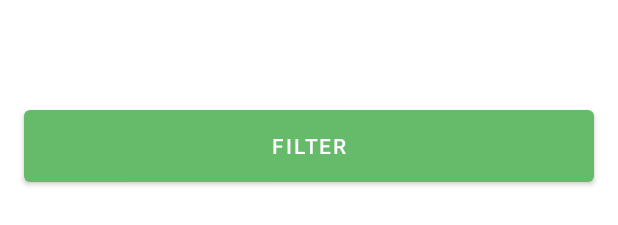
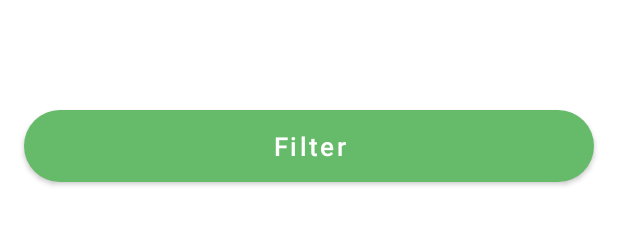
Before and after one commit to dracula151997/Foody, an Android app: the layout fragment_filter_bottom_sheet.xml on its own in the app's theme, with its tools: preview values and no code run, on a phone screen of 412 x 824 dp. Shown: the part 617-842 px from the top of the screen. Run offline under Robolectric (Android 15) with nearby library versions, the phone set to English and light mode, and no system bars.

Commit message:
set corner for filter button

```diff
--- a/app/src/main/res/layout/fragment_filter_bottom_sheet.xml
+++ b/app/src/main/res/layout/fragment_filter_bottom_sheet.xml
@@ -211,6 +211,9 @@
             android:layout_marginEnd="16dp"
             android:insetBottom="0dp"
             android:id="@+id/filter_btn"
+            app:cornerRadius="30dp"
+            android:textAllCaps="false"
+            android:textSize="17sp"
             android:insetTop="0dp"
             android:layout_marginBottom="32dp"
             android:text="@string/filter"
```
